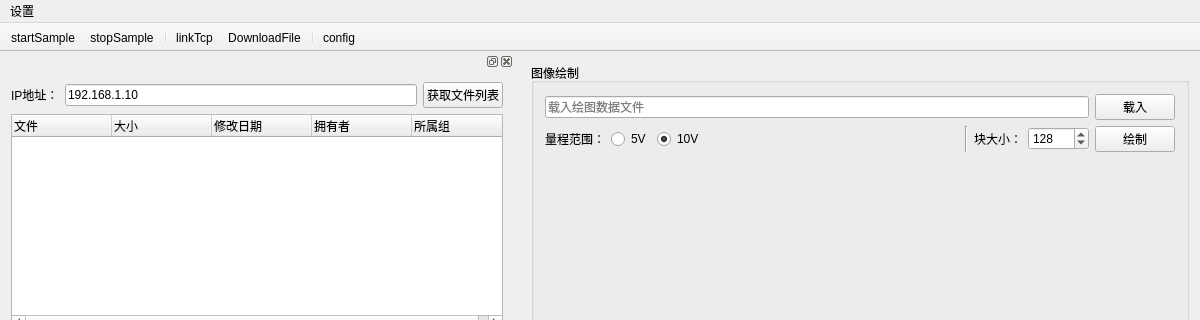
This is mainwindow.ui in carloscn/satool as Qt 5 draws it before an edit; both pictures show x 0 to 1200 and y 0 to 320 of the 1200 by 708 pixel window. The edited form follows.
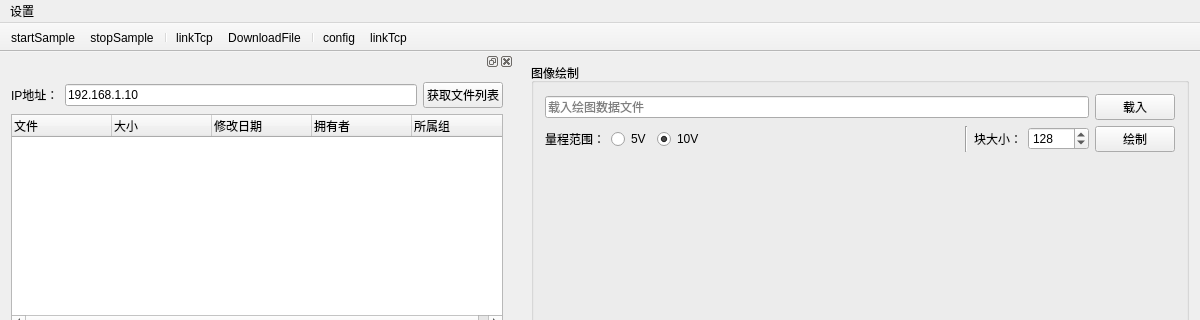
This is the edited form. Icons and pictures are not drawn. Custom widgets are drawn as their Qt base class.

```diff
--- a/mainwindow.ui
+++ b/mainwindow.ui
@@ -211,7 +211,7 @@
     <enum>TopToolBarArea</enum>
    </attribute>
    <attribute name="toolBarBreak">
-    <bool>true</bool>
+    <bool>false</bool>
    </attribute>
    <addaction name="actionstartSample"/>
    <addaction name="actionstopSample"/>
@@ -220,6 +220,7 @@
    <addaction name="actionDownloadFile"/>
    <addaction name="separator"/>
    <addaction name="actionconfig"/>
+   <addaction name="actionlinkTcp_2"/>
   </widget>
   <widget class="QStatusBar" name="statusBar"/>
   <widget class="QDockWidget" name="dockWidget">
@@ -543,6 +544,18 @@
     <string>配置</string>
    </property>
   </action>
+  <action name="actionlinkTcp_2">
+   <property name="icon">
+    <iconset resource="source.qrc">
+     <normaloff>:/images/gif_48_106.gif</normaloff>:/images/gif_48_106.gif</iconset>
+   </property>
+   <property name="text">
+    <string>linkTcp</string>
+   </property>
+   <property name="toolTip">
+    <string>连接TCP</string>
+   </property>
+  </action>
  </widget>
  <layoutdefault spacing="6" margin="11"/>
  <customwidgets>
```
Left out of the diff: 2 changed lines with no effect on the pictures.
